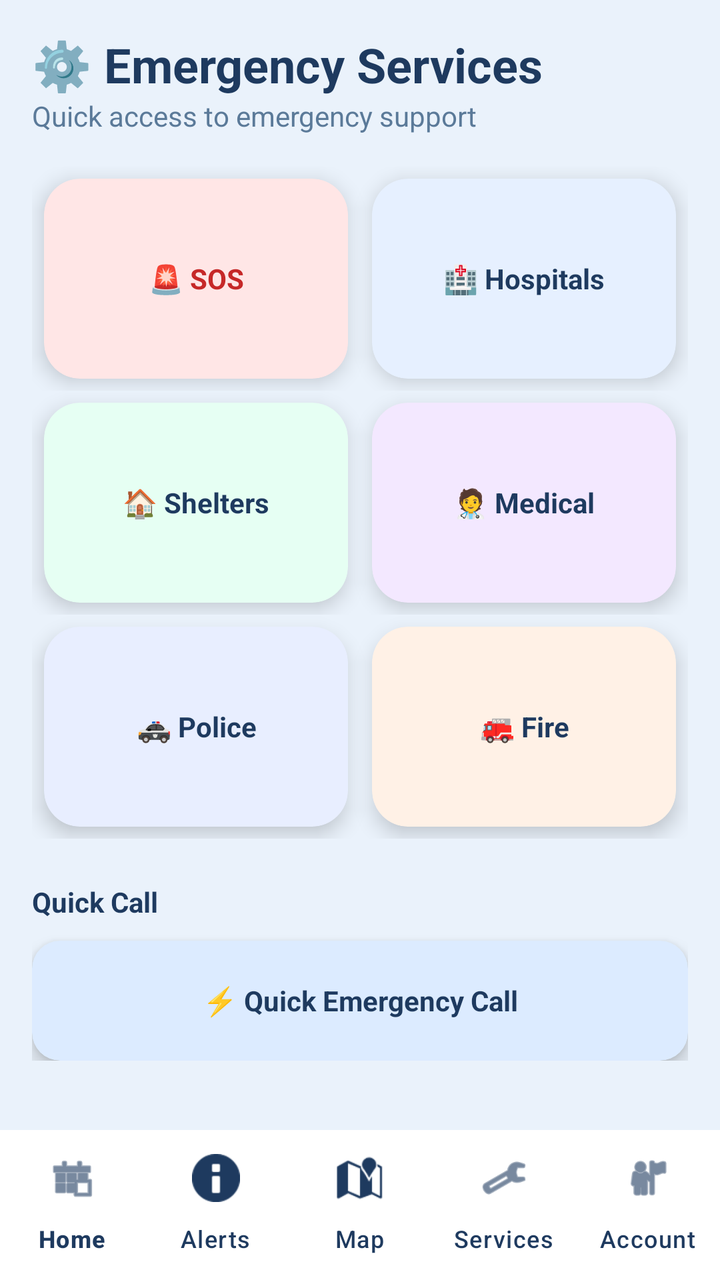
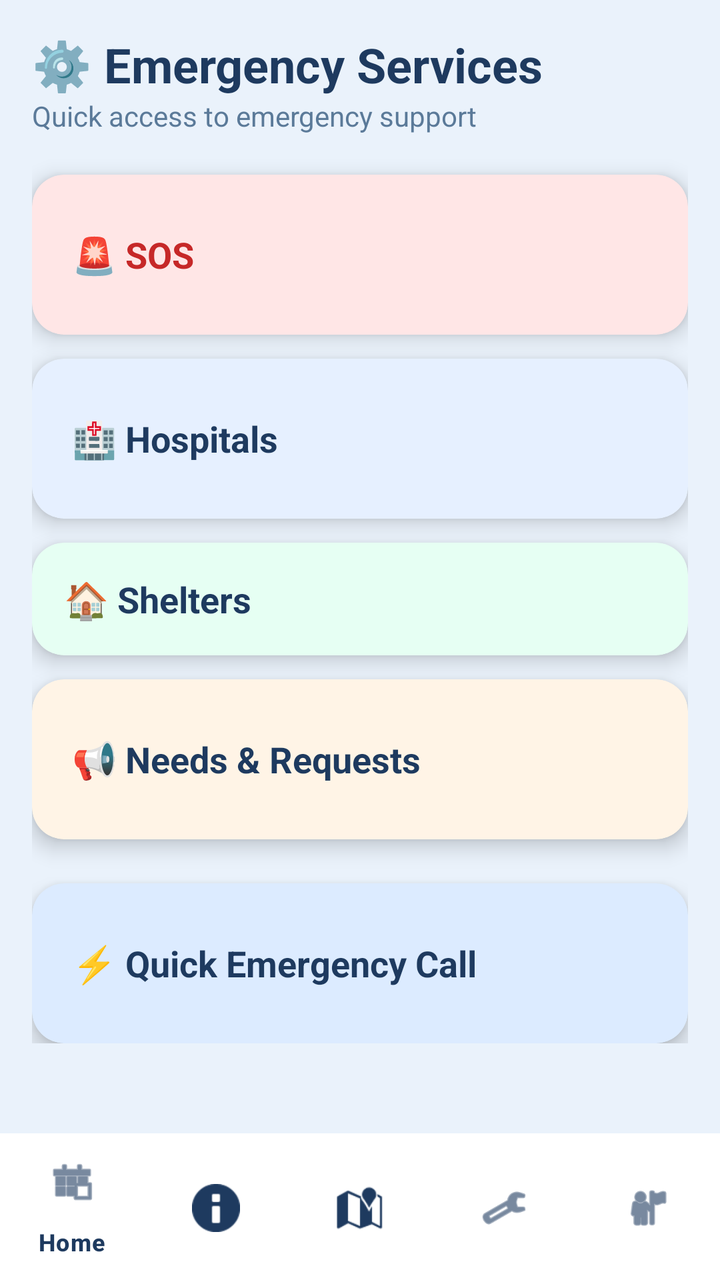

The first picture is an Android layout as it rendered before a commit; the second is the same layout after the commit. The layout source and the unified diff follow.
<!-- AndroidManifest.xml: application theme Theme.Crises -->
<!-- res/layout/activity_services.xml -->
<?xml version="1.0" encoding="utf-8"?>
<RelativeLayout xmlns:android="http://schemas.android.com/apk/res/android"
    xmlns:app="http://schemas.android.com/apk/res-auto"
    android:id="@+id/main"
    android:layout_width="match_parent"
    android:layout_height="match_parent"
    android:background="#EAF2FB">

    <ScrollView
        android:layout_width="match_parent"
        android:layout_height="match_parent"
        android:layout_above="@id/bottomNavigation"
        android:clipToPadding="false">

        <LinearLayout
            android:layout_width="match_parent"
            android:layout_height="wrap_content"
            android:orientation="vertical"
            android:padding="16dp">

            <TextView
                android:layout_width="wrap_content"
                android:layout_height="wrap_content"
                android:text="⚙️ Emergency Services"
                android:textSize="24sp"
                android:textStyle="bold"
                android:textColor="#1E3A5F"/>

            <TextView
                android:layout_width="wrap_content"
                android:layout_height="wrap_content"
                android:text="Quick access to emergency support"
                android:textSize="14sp"
                android:textColor="#5B7A99"
                android:layout_marginBottom="16dp"/>

            <LinearLayout
                android:layout_width="match_parent"
                android:layout_height="wrap_content"
                android:orientation="horizontal">

                <androidx.cardview.widget.CardView
                    android:id="@+id/cardSOS"
                    android:layout_width="0dp"
                    android:layout_height="100dp"
                    android:layout_weight="1"
                    android:layout_margin="6dp"
                    android:clickable="true"
                    android:focusable="true"
                    android:foreground="?attr/selectableItemBackground"
                    app:cardCornerRadius="18dp"
                    app:cardElevation="6dp"
                    app:cardBackgroundColor="#FFE6E6">

                    <TextView
                        android:layout_width="match_parent"
                        android:layout_height="match_parent"
                        android:gravity="center"
                        android:text="🚨 SOS"
                        android:textStyle="bold"
                        android:textColor="#C62828"/>
                </androidx.cardview.widget.CardView>

                <androidx.cardview.widget.CardView
                    android:id="@+id/cardHospitals"
                    android:layout_width="0dp"
                    android:layout_height="100dp"
                    android:layout_weight="1"
                    android:layout_margin="6dp"
                    android:clickable="true"
                    android:focusable="true"
                    android:foreground="?attr/selectableItemBackground"
                    app:cardCornerRadius="18dp"
                    app:cardElevation="6dp"
                    app:cardBackgroundColor="#E6F0FF">

                    <TextView
                        android:layout_width="match_parent"
                        android:layout_height="match_parent"
                        android:gravity="center"
                        android:text="🏥 Hospitals"
                        android:textStyle="bold"
                        android:textColor="#1E3A5F"/>
                </androidx.cardview.widget.CardView>
            </LinearLayout>


            <LinearLayout
                android:layout_width="match_parent"
                android:layout_height="wrap_content"
                android:orientation="horizontal">

                <androidx.cardview.widget.CardView
                    android:id="@+id/cardShelters"
                    android:layout_width="0dp"
                    android:layout_height="100dp"
                    android:layout_weight="1"
                    android:layout_margin="6dp"
                    android:clickable="true"
                    android:focusable="true"
                    android:foreground="?attr/selectableItemBackground"
                    app:cardCornerRadius="18dp"
                    app:cardElevation="6dp"
                    app:cardBackgroundColor="#E6FFF3">

                    <TextView
                        android:layout_width="match_parent"
                        android:layout_height="match_parent"
                        android:gravity="center"
                        android:text="🏠 Shelters"
                        android:textStyle="bold"
                        android:textColor="#1E3A5F"/>
                </androidx.cardview.widget.CardView>

                <androidx.cardview.widget.CardView
                    android:id="@+id/cardMedical"
                    android:layout_width="0dp"
                    android:layout_height="100dp"
                    android:layout_weight="1"
                    android:layout_margin="6dp"
                    android:clickable="true"
                    android:focusable="true"
                    android:foreground="?attr/selectableItemBackground"
                    app:cardCornerRadius="18dp"
                    app:cardElevation="6dp"
                    app:cardBackgroundColor="#F3E8FF">

                    <TextView
                        android:layout_width="match_parent"
                        android:layout_height="match_parent"
                        android:gravity="center"
                        android:text="🧑‍⚕️ Medical"
                        android:textStyle="bold"
                        android:textColor="#1E3A5F"/>
                </androidx.cardview.widget.CardView>
            </LinearLayout>


            <LinearLayout
                android:layout_width="match_parent"
                android:layout_height="wrap_content"
                android:orientation="horizontal">

                <androidx.cardview.widget.CardView
                    android:id="@+id/cardPolice"
                    android:layout_width="0dp"
                    android:layout_height="100dp"
                    android:layout_weight="1"
                    android:layout_margin="6dp"
                    android:clickable="true"
                    android:focusable="true"
                    android:foreground="?attr/selectableItemBackground"
                    app:cardCornerRadius="18dp"
                    app:cardElevation="6dp"
                    app:cardBackgroundColor="#E8EEFF">

                    <TextView
                        android:layout_width="match_parent"
                        android:layout_height="match_parent"
                        android:gravity="center"
                        android:text="🚓 Police"
                        android:textStyle="bold"
                        android:textColor="#1E3A5F"/>
                </androidx.cardview.widget.CardView>

                <androidx.cardview.widget.CardView
                    android:id="@+id/cardFire"
                    android:layout_width="0dp"
                    android:layout_height="100dp"
                    android:layout_weight="1"
                    android:layout_margin="6dp"
                    android:clickable="true"
                    android:focusable="true"
                    android:foreground="?attr/selectableItemBackground"
                    app:cardCornerRadius="18dp"
                    app:cardElevation="6dp"
                    app:cardBackgroundColor="#FFF1E6">

                    <TextView
                        android:layout_width="match_parent"
                        android:layout_height="match_parent"
                        android:gravity="center"
                        android:text="🚒 Fire"
                        android:textStyle="bold"
                        android:textColor="#1E3A5F"/>
                </androidx.cardview.widget.CardView>
            </LinearLayout>

            <TextView
                android:layout_width="wrap_content"
                android:layout_height="wrap_content"
                android:text="Quick Call"
                android:textStyle="bold"
                android:textColor="#1E3A5F"
                android:layout_marginTop="22dp"
                android:layout_marginBottom="10dp"/>

            <androidx.cardview.widget.CardView
                android:id="@+id/btnQuickCall"
                android:layout_width="match_parent"
                android:layout_height="60dp"
                android:clickable="true"
                android:focusable="true"
                android:foreground="?attr/selectableItemBackground"
                app:cardCornerRadius="14dp"
                app:cardElevation="5dp"
                app:cardBackgroundColor="#DCEBFF">

                <TextView
                    android:layout_width="match_parent"
                    android:layout_height="match_parent"
                    android:gravity="center"
                    android:text="⚡ Quick Emergency Call"
                    android:textStyle="bold"
                    android:textColor="#1E3A5F"/>
            </androidx.cardview.widget.CardView>

        </LinearLayout>
    </ScrollView>

    <com.google.android.material.bottomnavigation.BottomNavigationView
        android:id="@+id/bottomNavigation"
        android:layout_width="match_parent"
        android:layout_height="75dp"
        android:layout_alignParentBottom="true"
        android:background="#FFFFFF"
        app:itemIconTint="#1E3A5F"
        app:itemTextColor="#1E3A5F"
        app:labelVisibilityMode="labeled"
        app:menu="@menu/bottom_nav_menu"
        app:elevation="12dp"/>

</RelativeLayout>
<!-- resources referenced by this layout -->
<resources>
  <style name="Theme.Crises" parent="Base.Theme.Crises" />
  <style name="Base.Theme.Crises" parent="Theme.Material3.DayNight.NoActionBar">
  
      </style>
</resources>

<!-- the commit's change to res/layout/activity_services.xml (unified diff, before → after) -->
@@ -9,8 +9,7 @@
     <ScrollView
         android:layout_width="match_parent"
         android:layout_height="match_parent"
-        android:layout_above="@id/bottomNavigation"
-        android:clipToPadding="false">
+        android:layout_above="@id/bottomNavigation">
 
         <LinearLayout
             android:layout_width="match_parent"
@@ -18,6 +17,7 @@
             android:orientation="vertical"
             android:padding="16dp">
 
+            
             <TextView
                 android:layout_width="wrap_content"
                 android:layout_height="wrap_content"
@@ -32,185 +32,162 @@
                 android:text="Quick access to emergency support"
                 android:textSize="14sp"
                 android:textColor="#5B7A99"
-                android:layout_marginBottom="16dp"/>
-
-            <LinearLayout
+                android:layout_marginBottom="20dp"/>
+
+            
+            <androidx.cardview.widget.CardView
+                android:id="@+id/cardSOS"
+                android:layout_width="match_parent"
+                android:layout_height="80dp"
+                android:layout_marginBottom="12dp"
+                android:clickable="true"
+                android:focusable="true"
+                android:foreground="?attr/selectableItemBackground"
+                app:cardCornerRadius="16dp"
+                app:cardElevation="6dp"
+                app:cardBackgroundColor="#FFE6E6">
+
+                <TextView
+                    android:layout_width="match_parent"
+                    android:layout_height="match_parent"
+                    android:gravity="center_vertical"
+                    android:paddingStart="20dp"
+                    android:text="🚨 SOS"
+                    android:textSize="18sp"
+                    android:textStyle="bold"
+                    android:textColor="#C62828"/>
+            </androidx.cardview.widget.CardView>
+
+            
+            <androidx.cardview.widget.CardView
+                android:id="@+id/cardHospitals"
+                android:layout_width="match_parent"
+                android:layout_height="80dp"
+                android:layout_marginBottom="12dp"
+                android:clickable="true"
+                android:focusable="true"
+                android:foreground="?attr/selectableItemBackground"
+                app:cardCornerRadius="16dp"
+                app:cardElevation="6dp"
+                app:cardBackgroundColor="#E6F0FF">
+
+                <TextView
+                    android:layout_width="match_parent"
+                    android:layout_height="match_parent"
+                    android:gravity="center_vertical"
+                    android:paddingStart="20dp"
+                    android:text="🏥 Hospitals"
+                    android:textSize="18sp"
+                    android:textStyle="bold"
+                    android:textColor="#1E3A5F"/>
+            </androidx.cardview.widget.CardView>
+
+            
+            <androidx.cardview.widget.CardView
+                android:id="@+id/cardShelters"
                 android:layout_width="match_parent"
                 android:layout_height="wrap_content"
-                android:orientation="horizontal">
-
-                <androidx.cardview.widget.CardView
-                    android:id="@+id/cardSOS"
-                    android:layout_width="0dp"
-                    android:layout_height="100dp"
-                    android:layout_weight="1"
-                    android:layout_margin="6dp"
-                    android:clickable="true"
-                    android:focusable="true"
-                    android:foreground="?attr/selectableItemBackground"
-                    app:cardCornerRadius="18dp"
-                    app:cardElevation="6dp"
-                    app:cardBackgroundColor="#FFE6E6">
-
+                android:layout_marginBottom="12dp"
+                android:clickable="true"
+                android:focusable="true"
+                app:cardCornerRadius="16dp"
+                app:cardElevation="6dp"
+                app:cardBackgroundColor="#E6FFF3">
+
+                <LinearLayout
+                    android:layout_width="match_parent"
+                    android:layout_height="wrap_content"
+                    android:orientation="vertical"
+                    android:padding="16dp">
+
+                    
                     <TextView
+                        android:id="@+id/shelterTitle"
                         android:layout_width="match_parent"
-                        android:layout_height="match_parent"
-                        android:gravity="center"
-                        android:text="🚨 SOS"
-                        android:textStyle="bold"
-                        android:textColor="#C62828"/>
-                </androidx.cardview.widget.CardView>
-
-                <androidx.cardview.widget.CardView
-                    android:id="@+id/cardHospitals"
-                    android:layout_width="0dp"
-                    android:layout_height="100dp"
-                    android:layout_weight="1"
-                    android:layout_margin="6dp"
-                    android:clickable="true"
-                    android:focusable="true"
-                    android:foreground="?attr/selectableItemBackground"
-                    app:cardCornerRadius="18dp"
-                    app:cardElevation="6dp"
-                    app:cardBackgroundColor="#E6F0FF">
-
-                    <TextView
-                        android:layout_width="match_parent"
-                        android:layout_height="match_parent"
-                        android:gravity="center"
-                        android:text="🏥 Hospitals"
+                        android:layout_height="wrap_content"
+                        android:text="🏠 Shelters"
+                        android:textSize="18sp"
                         android:textStyle="bold"
                         android:textColor="#1E3A5F"/>
-                </androidx.cardview.widget.CardView>
-            </LinearLayout>
-
-
-            <LinearLayout
-                android:layout_width="match_parent"
-                android:layout_height="wrap_content"
-                android:orientation="horizontal">
-
-                <androidx.cardview.widget.CardView
-                    android:id="@+id/cardShelters"
-                    android:layout_width="0dp"
-                    android:layout_height="100dp"
-                    android:layout_weight="1"
-                    android:layout_margin="6dp"
-                    android:clickable="true"
-                    android:focusable="true"
-                    android:foreground="?attr/selectableItemBackground"
-                    app:cardCornerRadius="18dp"
-                    app:cardElevation="6dp"
-                    app:cardBackgroundColor="#E6FFF3">
-
-                    <TextView
+
+                    
+                    <LinearLayout
+                        android:id="@+id/shelterOptions"
                         android:layout_width="match_parent"
-                        android:layout_height="match_parent"
-                        android:gravity="center"
-                        android:text="🏠 Shelters"
-                        android:textStyle="bold"
-                        android:textColor="#1E3A5F"/>
-                </androidx.cardview.widget.CardView>
-
-                <androidx.cardview.widget.CardView
-                    android:id="@+id/cardMedical"
-                    android:layout_width="0dp"
-                    android:layout_height="100dp"
-                    android:layout_weight="1"
-                    android:layout_margin="6dp"
-                    android:clickable="true"
-                    android:focusable="true"
-                    android:foreground="?attr/selectableItemBackground"
-                    app:cardCornerRadius="18dp"
-                    app:cardElevation="6dp"
-                    app:cardBackgroundColor="#F3E8FF">
-
-                    <TextView
-                        android:layout_width="match_parent"
-                        android:layout_height="match_parent"
-                        android:gravity="center"
-                        android:text="🧑‍⚕️ Medical"
-                        android:textStyle="bold"
-                        android:textColor="#1E3A5F"/>
-                </androidx.cardview.widget.CardView>
-            </LinearLayout>
-
-
-            <LinearLayout
-                android:layout_width="match_parent"
-                android:layout_height="wrap_content"
-                android:orientation="horizontal">
-
-                <androidx.cardview.widget.CardView
-                    android:id="@+id/cardPolice"
-                    android:layout_width="0dp"
-                    android:layout_height="100dp"
-                    android:layout_weight="1"
-                    android:layout_margin="6dp"
-                    android:clickable="true"
-                    android:focusable="true"
-                    android:foreground="?attr/selectableItemBackground"
-                    app:cardCornerRadius="18dp"
-                    app:cardElevation="6dp"
-                    app:cardBackgroundColor="#E8EEFF">
-
-                    <TextView
-                        android:layout_width="match_parent"
-                        android:layout_height="match_parent"
-                        android:gravity="center"
-                        android:text="🚓 Police"
-                        android:textStyle="bold"
-                        android:textColor="#1E3A5F"/>
-                </androidx.cardview.widget.CardView>
-
-                <androidx.cardview.widget.CardView
-                    android:id="@+id/cardFire"
-                    android:layout_width="0dp"
-                    android:layout_height="100dp"
-                    android:layout_weight="1"
-                    android:layout_margin="6dp"
-                    android:clickable="true"
-                    android:focusable="true"
-                    android:foreground="?attr/selectableItemBackground"
-                    app:cardCornerRadius="18dp"
-                    app:cardElevation="6dp"
-                    app:cardBackgroundColor="#FFF1E6">
-
-                    <TextView
-                        android:layout_width="match_parent"
-                        android:layout_height="match_parent"
-                        android:gravity="center"
-                        android:text="🚒 Fire"
-                        android:textStyle="bold"
-                        android:textColor="#1E3A5F"/>
-                </androidx.cardview.widget.CardView>
-            </LinearLayout>
-
-            <TextView
-                android:layout_width="wrap_content"
-                android:layout_height="wrap_content"
-                android:text="Quick Call"
-                android:textStyle="bold"
-                android:textColor="#1E3A5F"
-                android:layout_marginTop="22dp"
-                android:layout_marginBottom="10dp"/>
-
+                        android:layout_height="wrap_content"
+                        android:orientation="vertical"
+                        android:visibility="gone"
+                        android:layout_marginTop="10dp">
+
+                        <TextView
+                            android:id="@+id/optionHouses"
+                            android:layout_width="match_parent"
+                            android:layout_height="wrap_content"
+                            android:text="🏠 Houses"
+                            android:textSize="16sp"
+                            android:padding="10dp"
+                            android:textColor="#1E3A5F"
+                            android:background="?attr/selectableItemBackground"/>
+
+                        <TextView
+                            android:id="@+id/optionSchools"
+                            android:layout_width="match_parent"
+                            android:layout_height="wrap_content"
+                            android:text="🏫 Schools"
+                            android:textSize="16sp"
+                            android:padding="10dp"
+                            android:textColor="#1E3A5F"
+                            android:background="?attr/selectableItemBackground"/>
+
+                    </LinearLayout>
+
+                </LinearLayout>
+            </androidx.cardview.widget.CardView>
+
+            
+            <androidx.cardview.widget.CardView
+                android:id="@+id/cardNeeds"
+                android:layout_width="match_parent"
+                android:layout_height="80dp"
+                android:layout_marginBottom="12dp"
+                android:clickable="true"
+                android:focusable="true"
+                android:foreground="?attr/selectableItemBackground"
+                app:cardCornerRadius="16dp"
+                app:cardElevation="6dp"
+                app:cardBackgroundColor="#FFF4E6">
+
+                <TextView
+                    android:layout_width="match_parent"
+                    android:layout_height="match_parent"
+                    android:gravity="center_vertical"
+                    android:paddingStart="20dp"
+                    android:text="📢 Needs &amp; Requests"
+                    android:textSize="18sp"
+                    android:textStyle="bold"
+                    android:textColor="#1E3A5F"/>
+            </androidx.cardview.widget.CardView>
+
+            
             <androidx.cardview.widget.CardView
                 android:id="@+id/btnQuickCall"
                 android:layout_width="match_parent"
-                android:layout_height="60dp"
-                android:clickable="true"
-                android:focusable="true"
-                android:foreground="?attr/selectableItemBackground"
-                app:cardCornerRadius="14dp"
-                app:cardElevation="5dp"
+                android:layout_height="80dp"
+                android:layout_marginTop="10dp"
+                android:clickable="true"
+                android:focusable="true"
+                android:foreground="?attr/selectableItemBackground"
+                app:cardCornerRadius="16dp"
+                app:cardElevation="6dp"
                 app:cardBackgroundColor="#DCEBFF">
 
                 <TextView
                     android:layout_width="match_parent"
                     android:layout_height="match_parent"
-                    android:gravity="center"
+                    android:gravity="center_vertical"
+                    android:paddingStart="20dp"
                     android:text="⚡ Quick Emergency Call"
+                    android:textSize="18sp"
                     android:textStyle="bold"
                     android:textColor="#1E3A5F"/>
             </androidx.cardview.widget.CardView>
@@ -218,16 +195,16 @@
         </LinearLayout>
     </ScrollView>
 
+    
     <com.google.android.material.bottomnavigation.BottomNavigationView
         android:id="@+id/bottomNavigation"
         android:layout_width="match_parent"
         android:layout_height="75dp"
         android:layout_alignParentBottom="true"
+        android:layout_marginBottom="-2dp"
         android:background="#FFFFFF"
         app:itemIconTint="#1E3A5F"
         app:itemTextColor="#1E3A5F"
-        app:labelVisibilityMode="labeled"
-        app:menu="@menu/bottom_nav_menu"
-        app:elevation="12dp"/>
+        app:menu="@menu/bottom_nav_menu" />
 
 </RelativeLayout>
